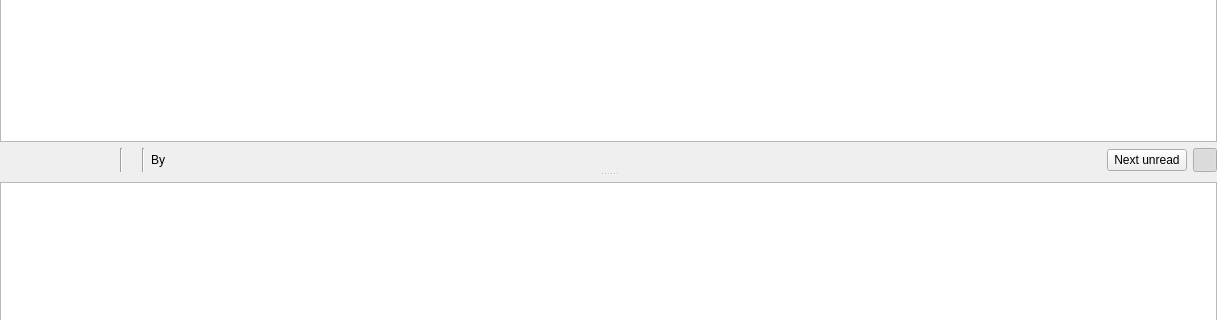
Qt form retroshare-gui/src/gui/gxsforums/GxsForumThreadWidget.ui (RetroShare/RetroShare) before a commit; both pictures show x 0 to 1217 and y 235 to 555 of the 1217 by 721 pixel window.
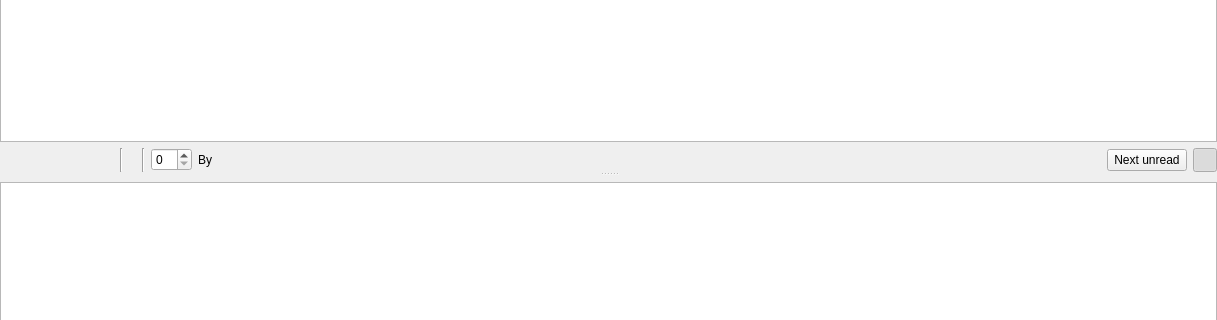
The same form after that commit. Icons and pictures are not drawn. Custom widgets are drawn as their Qt base class.

Commit message: added spinbox to show older versions

The edit to the form file:
```diff
--- a/retroshare-gui/src/gui/gxsforums/GxsForumThreadWidget.ui
+++ b/retroshare-gui/src/gui/gxsforums/GxsForumThreadWidget.ui
@@ -296,7 +296,7 @@
            </property>
           </widget>
          </item>
-         <item row="0" column="12">
+         <item row="0" column="13">
           <widget class="QPushButton" name="nextUnreadButton">
            <property name="sizePolicy">
             <sizepolicy hsizetype="Maximum" vsizetype="Fixed">
@@ -332,7 +332,7 @@
            </property>
           </widget>
          </item>
-         <item row="0" column="14">
+         <item row="0" column="15">
           <widget class="QPushButton" name="expandButton">
            <property name="maximumSize">
             <size>
@@ -372,7 +372,7 @@
            </property>
           </widget>
          </item>
-         <item row="0" column="11">
+         <item row="0" column="12">
           <spacer name="postHSpacer">
            <property name="orientation">
             <enum>Qt::Horizontal</enum>
@@ -464,20 +464,23 @@
            </property>
           </widget>
          </item>
-         <item row="0" column="10">
+         <item row="0" column="11">
           <widget class="GxsIdLabel" name="by_label">
            <property name="text">
             <string notr="true"/>
            </property>
           </widget>
          </item>
-         <item row="0" column="9">
+         <item row="0" column="10">
           <widget class="QLabel" name="by_text_label">
            <property name="text">
             <string>By </string>
            </property>
           </widget>
          </item>
+         <item row="0" column="9">
+          <widget class="QSpinBox" name="version_SB"/>
+         </item>
         </layout>
        </item>
       </layout>
```
The commit also changes 1 other file.
